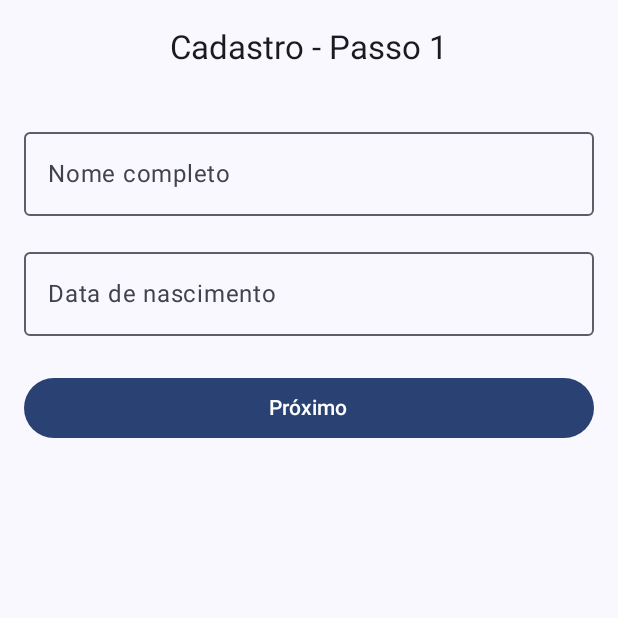
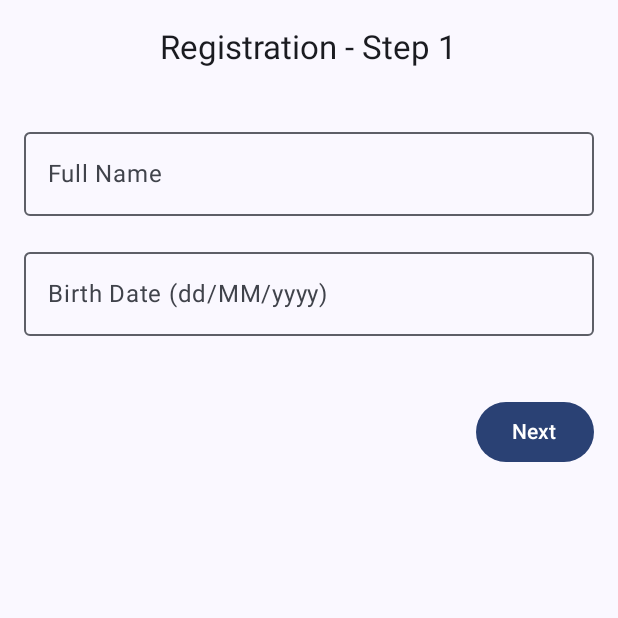
Before and after one commit to Joaovts07/Mylogin, an Android app built with Jetpack Compose: the RegistrationBasicScreen screen opened through its navigation route, on a phone screen of 412 x 824 dp, the top half of it. Run offline under Robolectric (Android 15) with nearby library versions, the phone set to English and light mode, and no system bars; our stand-ins replace Firebase (no records; nobody signed in at launch, a user with empty details on screens opened directly).

Commit message:
Adjust RegistrationBasicScreen and method for validation date and route in MainActivity

```diff
--- a/app/src/main/java/com/example/mylogin/MainActivity.kt
+++ b/app/src/main/java/com/example/mylogin/MainActivity.kt
@@ -1,5 +1,6 @@
 package com.example.mylogin
 
+import RegistrationBasicScreen
 import android.os.Bundle
 import androidx.activity.ComponentActivity
 import androidx.activity.compose.setContent
@@ -12,7 +13,6 @@ import androidx.navigation.compose.composable
 import androidx.navigation.compose.rememberNavController
 import androidx.navigation.navArgument
 import com.example.mylogin.ui.ChoiseForm
-import com.example.mylogin.ui.FormScreenBasic
 import com.example.mylogin.ui.LoginScreen
 import com.example.mylogin.ui.theme.MyLoginTheme
 
@@ -25,7 +25,7 @@ class MainActivity : ComponentActivity() {
             MyLoginTheme {
                 NavHost(navController = navController, startDestination = "login") {
                     composable("login") { LoginScreen(navController) }
-                    composable("basicForm") { FormScreenBasic(navController) }
+                    composable("basicForm") { RegistrationBasicScreen(navController) }
                     composable(
                         "choiseForm/{nome}/{dataNascimento}",
                         arguments = listOf(
--- a/app/src/main/java/com/example/mylogin/ui/FormScreenBasic.kt
+++ /dev/null
@@ -1,75 +0,0 @@
-package com.example.mylogin.ui
-
-import androidx.compose.foundation.layout.Column
-import androidx.compose.foundation.layout.Spacer
-import androidx.compose.foundation.layout.fillMaxSize
-import androidx.compose.foundation.layout.fillMaxWidth
-import androidx.compose.foundation.layout.height
-import androidx.compose.foundation.layout.padding
-import androidx.compose.material3.Button
-import androidx.compose.material3.ButtonDefaults
-import androidx.compose.material3.CenterAlignedTopAppBar
-import androidx.compose.material3.ExperimentalMaterial3Api
-import androidx.compose.material3.MaterialTheme
-import androidx.compose.material3.OutlinedTextField
-import androidx.compose.material3.Scaffold
-import androidx.compose.material3.Text
-import androidx.compose.runtime.Composable
-import androidx.compose.runtime.getValue
-import androidx.compose.runtime.mutableStateOf
-import androidx.compose.runtime.remember
-import androidx.compose.runtime.setValue
-import androidx.compose.ui.Modifier
-import androidx.compose.ui.unit.dp
-import androidx.navigation.NavController
-
-@OptIn(ExperimentalMaterial3Api::class)
-@Composable
-fun FormScreenBasic(navController: NavController) {
-    var nome by remember { mutableStateOf("") }
-    var dataNascimento by remember { mutableStateOf("") }
-
-    Scaffold(
-        topBar = {
-            CenterAlignedTopAppBar(
-                title = { Text("Cadastro - Passo 1") }
-            )
-        }
-    ) { innerPadding ->
-        Column(
-            modifier = Modifier
-                .fillMaxSize()
-                .padding(innerPadding)
-                .padding(16.dp)
-        ) {
-            OutlinedTextField(
-                value = nome,
-                onValueChange = { nome = it },
-                label = { Text("Nome completo") },
-                modifier = Modifier.fillMaxWidth()
-            )
-            Spacer(modifier = Modifier.height(16.dp))
-
-            OutlinedTextField(
-                value = dataNascimento,
-                onValueChange = { dataNascimento = it },
-                label = { Text("Data de nascimento") },
-                modifier = Modifier.fillMaxWidth()
-            )
-            Spacer(modifier = Modifier.height(24.dp))
-
-            Button(
-                onClick = {
-                    // Navegar para a próxima tela, passando os dados coletados
-                    navController.navigate("choiseForm/${nome}/${dataNascimento}")
-                },
-                modifier = Modifier.fillMaxWidth(),
-                colors = ButtonDefaults.buttonColors(
-                    containerColor = MaterialTheme.colorScheme.primary
-                )
-            ) {
-                Text("Próximo")
-            }
-        }
-    }
-}
--- /dev/null
+++ b/app/src/main/java/com/example/mylogin/ui/RegistrationBasicScreen.kt
@@ -0,0 +1,85 @@
+import androidx.compose.foundation.layout.*
+import androidx.compose.foundation.text.KeyboardOptions
+import androidx.compose.material3.*
+import androidx.compose.runtime.*
+import androidx.compose.ui.Alignment
+import androidx.compose.ui.Modifier
+import androidx.compose.ui.text.AnnotatedString
+import androidx.compose.ui.text.input.KeyboardType
+import androidx.compose.ui.text.input.OffsetMapping
+import androidx.compose.ui.text.input.TransformedText
+import androidx.compose.ui.text.input.VisualTransformation
+import androidx.compose.ui.unit.dp
+import androidx.navigation.NavController
+import com.example.mylogin.validators.DateMaskTransformation
+import com.example.mylogin.validators.isValidBirthDate
+
+@OptIn(ExperimentalMaterial3Api::class)
+@Composable
+fun RegistrationBasicScreen(navController: NavController) {
+    var fullName by remember { mutableStateOf("") }
+    var birthDate by remember { mutableStateOf("") }
+    var birthDateError by remember { mutableStateOf(false) }
+
+    Scaffold(
+        topBar = {
+            CenterAlignedTopAppBar(
+                title = { Text("Registration - Step 1") }
+            )
+        }
+    ) { innerPadding ->
+        Column(
+            modifier = Modifier
+                .fillMaxSize()
+                .padding(innerPadding)
+                .padding(16.dp)
+        ) {
+            OutlinedTextField(
+                value = fullName,
+                onValueChange = { fullName = it },
+                label = { Text("Full Name") },
+                modifier = Modifier.fillMaxWidth()
+            )
+            Spacer(modifier = Modifier.height(16.dp))
+
+            OutlinedTextField(
+                value = birthDate,
+                onValueChange = { date ->
+                    if (date.filter { it.isDigit() }.length <= 8) { // Limita a 8 dígitos
+                        birthDate = date.filter { it.isDigit() }
+                    }
+                },
+                label = { Text("Birth Date (dd/MM/yyyy)") },
+                modifier = Modifier.fillMaxWidth(),
+                keyboardOptions = KeyboardOptions(keyboardType = KeyboardType.Number),
+                visualTransformation = DateMaskTransformation(),
+                isError = birthDateError,
+                supportingText = {
+                    if (birthDateError) {
+                        Text("Invalid date or age under 18.")
+                    }
+                }
+            )
+
+            Spacer(modifier = Modifier.height(24.dp))
+
+            Box(modifier = Modifier.fillMaxWidth()) {
+                Button(
+                    onClick = {
+                        birthDateError = !isValidBirthDate(birthDate)
+                        if (!birthDateError) {
+                            navController.navigate("registration2/${fullName}/${birthDate}")
+                        }
+                    },
+                    modifier = Modifier
+                        .align(Alignment.CenterEnd),
+                    colors = ButtonDefaults.buttonColors(
+                        containerColor = MaterialTheme.colorScheme.primary
+                    )
+                ) {
+                    Text("Next")
+                }
+            }
+        }
+    }
+}
--- a/app/src/main/java/com/example/mylogin/validators/Validator.kt
+++ b/app/src/main/java/com/example/mylogin/validators/Validator.kt
@@ -1,6 +1,12 @@
 package com.example.mylogin.validators
 
 import android.util.Patterns
+import androidx.compose.ui.text.AnnotatedString
+import androidx.compose.ui.text.input.OffsetMapping
+import androidx.compose.ui.text.input.TransformedText
+import androidx.compose.ui.text.input.VisualTransformation
+import java.text.SimpleDateFormat
+import java.util.*
 
 // Funções de validação
 fun isValidEmail(email: String): Boolean {
@@ -10,3 +16,47 @@ fun isValidEmail(email: String): Boolean {
 fun isValidPassword(password: String): Boolean {
     return password.length >= 6
 }
+
+fun isValidBirthDate(birthDate: String): Boolean {
+    return try {
+        val date = SimpleDateFormat("dd/MM/yyyy", Locale.getDefault()).parse(birthDate)
+        val age = Calendar.getInstance().apply { time = date }.get(Calendar.YEAR) -
+                Calendar.getInstance().get(Calendar.YEAR)
+        age >= 18
+    } catch (e: Exception) {
+        false
+    }
+}
+
+class DateMaskTransformation : VisualTransformation {
+    override fun filter(text: AnnotatedString): TransformedText {
+        val trimmed = if (text.text.length >= 10) text.text.substring(0..9) else text.text
+        val maskedText = buildString {
+            for (i in trimmed.indices) {
+                append(trimmed[i])
+                if (i % 2 == 1 && i < 4) append("/")
+            }
+        }
+
+        val numberOffsetTranslator = object : OffsetMapping {
+            override fun originalToTransformed(offset: Int): Int {
+                var transformedOffset = offset
+                for (i in 0 until offset) {
+                    if (i % 2 == 1 && i < 4) transformedOffset++
+                }
+                return transformedOffset.coerceAtMost(maskedText.length)
+            }
+
+            override fun transformedToOriginal(offset: Int): Int {
+                var originalOffset = offset
+                var i = 1
+                while (i < offset && i < maskedText.length) {
+                    if (maskedText[i] == '/') originalOffset--
+                    i++
+                }
+                return originalOffset.coerceAtMost(trimmed.length)
+            }
+        }
+        return TransformedText(AnnotatedString(maskedText), numberOffsetTranslator)
+    }
+}
```
